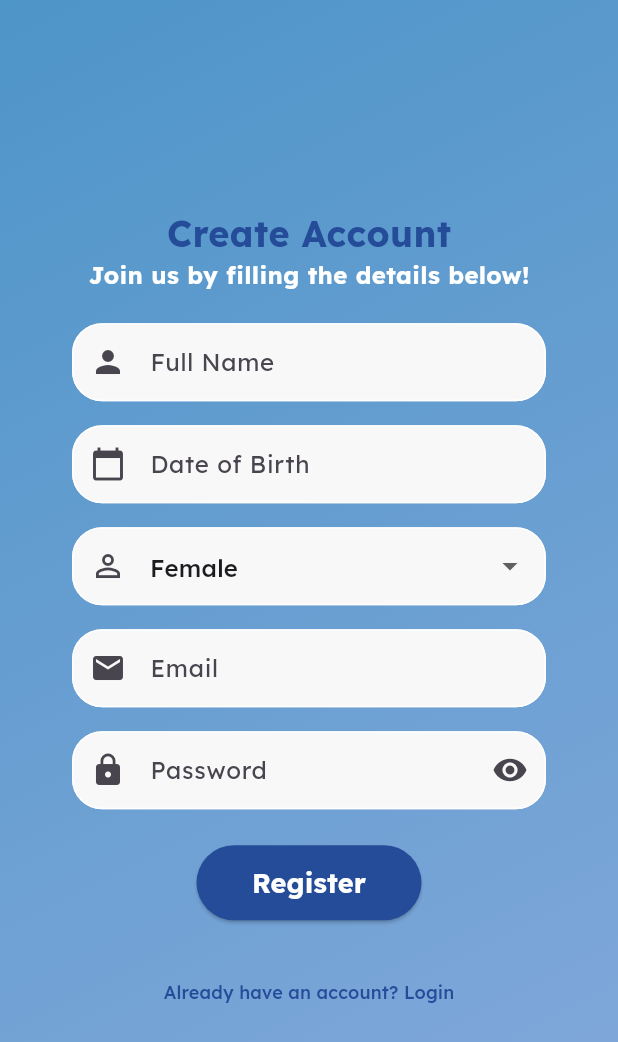
After one commit to HAMNAHADNAN/MindConnect, a Flutter app: the screen it shows after launch, after a tap on "Don't have an account? Register", on a phone screen of 412 x 824 dp. The commit adds this screen. Shown: the top 1042 px of the screen. Run offline on Flutter 3.47's test engine with Material 3 defaults, Android fonts, the light colour scheme and no system bars; our stand-ins replace firebase_core, firebase_database, google_fonts; accounts and stored records are empty.

Commit message:
Added splashscreen, login, signin, fontstyle theme is also added

```diff
--- a/lib/main.dart
+++ b/lib/main.dart
@@ -1,25 +1,34 @@
 import 'package:firebase_core/firebase_core.dart';
 import 'package:flutter/foundation.dart';
 import 'package:flutter/material.dart';
+import 'package:google_fonts/google_fonts.dart';
+
 import 'screens/mood_tracker/mood_tracker.dart';
+import 'screens/auth/splash_screen.dart';
+import 'screens/auth/login_screen.dart';
+import 'screens/auth/register_screen.dart';
 import 'constants/app_colors.dart';
-
 
 void main() async {
   WidgetsFlutterBinding.ensureInitialized();
-  if(kIsWeb){
-  await Firebase.initializeApp(options: FirebaseOptions( apiKey: "AIzaSyDB-id4TH6iyiGXYcXNzG0voBlJjSmkxoc",
-      authDomain: "mindconnect-32f08.firebaseapp.com",
-      projectId: "mindconnect-32f08",
-      storageBucket: "mindconnect-32f08.firebasestorage.app",
-      messagingSenderId: "290416442896",
-      appId: "1:290416442896:web:7f4570357bdd7d4a6f5495",
-      measurementId: "G-DZ5J5VYQR3",
-    databaseURL: "https://mindconnect-32f08-default-rtdb.firebaseio.com"
-  )); }
-  else {
-    await  Firebase.initializeApp();// Initialize Firebase
+
+  if (kIsWeb) {
+    await Firebase.initializeApp(
+      options: FirebaseOptions(
+        apiKey: "AIzaSyDB-id4TH6iyiGXYcXNzG0voBlJjSmkxoc",
+        authDomain: "mindconnect-32f08.firebaseapp.com",
+        projectId: "mindconnect-32f08",
+        storageBucket: "mindconnect-32f08.appspot.com",
+        messagingSenderId: "290416442896",
+        appId: "1:290416442896:web:7f4570357bdd7d4a6f5495",
+        measurementId: "G-DZ5J5VYQR3",
+        databaseURL: "https://mindconnect-32f08-default-rtdb.firebaseio.com",
+      ),
+    );
+  } else {
+    await Firebase.initializeApp();
   }
+
   runApp(MyApp());
 }
 
@@ -30,6 +39,7 @@ class MyApp extends StatelessWidget {
       title: 'Mental Health App',
       debugShowCheckedModeBanner: false,
       theme: ThemeData(
+        textTheme: GoogleFonts.lexendTextTheme(),
         scaffoldBackgroundColor: AppColor.background,
         primaryColor: AppColor.primary,
         appBarTheme: AppBarTheme(
@@ -41,7 +51,8 @@ class MyApp extends StatelessWidget {
           style: ElevatedButton.styleFrom(
             backgroundColor: AppColor.primary,
             foregroundColor: Colors.white,
-            shape: RoundedRectangleBorder(borderRadius: BorderRadius.circular(12)),
+            shape:
+                RoundedRectangleBorder(borderRadius: BorderRadius.circular(12)),
             padding: EdgeInsets.symmetric(horizontal: 24, vertical: 12),
           ),
         ),
@@ -54,7 +65,13 @@ class MyApp extends StatelessWidget {
           ),
         ),
       ),
-      home: MoodTrackerPage(),
+      initialRoute: '/',
+      routes: {
+        '/': (context) => SplashScreen(),
+        '/login': (context) => LoginPage(),
+        '/register':(context) => RegisterPage(), // Add Login Route
+        '/home': (context) => MoodTrackerPage(), // or your main screen
+      },
     );
   }
 }
--- /dev/null
+++ b/lib/screens/auth/login_screen.dart
@@ -0,0 +1,191 @@
+import 'package:firebase_database/firebase_database.dart';
+import 'package:flutter/material.dart';
+import 'package:google_fonts/google_fonts.dart';
+
+class LoginPage extends StatefulWidget {
+  @override
+  _LoginPageState createState() => _LoginPageState();
+}
+
+class _LoginPageState extends State<LoginPage> {
+  final DatabaseReference _dbRef = FirebaseDatabase.instance.ref();
+  final _emailController = TextEditingController();
+  final _passwordController = TextEditingController();
+  bool _isLoading = false;
+  bool _obscurePassword = true;
+
+  Future<void> _login() async {
+    setState(() {
+      _isLoading = true;
+    });
+
+    String email = _emailController.text.trim();
+    String password = _passwordController.text.trim();
+
+    try {
+      DatabaseReference usersRef = _dbRef.child('users');
+      DataSnapshot snapshot = await usersRef.get();
+
+      if (snapshot.exists) {
+        Map<dynamic, dynamic> users = snapshot.value as Map<dynamic, dynamic>;
+        bool isValid = false;
+
+        users.forEach((key, value) {
+          if (value['email'] == email && value['password'] == password) {
+            isValid = true;
+          }
+        });
+
+        if (isValid) {
+          Navigator.pushReplacementNamed(context, '/home');
+        } else {
+          ScaffoldMessenger.of(context).showSnackBar(
+            SnackBar(content: Text('Invalid email or password')),
+          );
+        }
+      } else {
+        ScaffoldMessenger.of(context).showSnackBar(
+          SnackBar(content: Text('No users found')),
+        );
+      }
+    } catch (error) {
+      print('Error: $error');
+      ScaffoldMessenger.of(context).showSnackBar(
+        SnackBar(content: Text('Something went wrong, try again')),
+      );
+    }
+
+    setState(() {
+      _isLoading = false;
+    });
+  }
+
+  @override
+  Widget build(BuildContext context) {
+    return Scaffold(
+      body: Container(
+        decoration: const BoxDecoration(
+          gradient: LinearGradient(
+            colors: [Color.fromARGB(255, 78, 149, 200), Color.fromARGB(255, 133, 169, 220)],
+            begin: Alignment.topLeft,
+            end: Alignment.bottomRight,
+          ),
+        ),
+        child: Center(
+          child: SingleChildScrollView(
+            padding: const EdgeInsets.symmetric(horizontal: 24),
+
+              child: Padding(
+                padding: const EdgeInsets.all(24.0),
+                child: Column(
+                  mainAxisSize: MainAxisSize.min,
+                  children: [
+                    Text(
+                      'Welcome!',
+                      style: GoogleFonts.lexend(
+                        fontSize: 24,
+                        fontWeight: FontWeight.bold,
+                        color: const Color(0xFF244C98),
+
+                      ),
+                    ),
+                    Text(
+                      'Glad to see you here',
+                      style: GoogleFonts.lexend(
+                        fontSize: 16,
+                        fontWeight: FontWeight.bold,
+                        color: const Color.fromARGB(255, 255, 255, 255),
+                      ),
+                    ),
+                    SizedBox(height: 20),
+                    TextField(
+                      controller: _emailController,
+                      decoration: InputDecoration(
+                        hintText: 'Email',
+                        prefixIcon: Icon(Icons.email),
+                        isDense: true,
+                        contentPadding: EdgeInsets.symmetric(vertical: 14, horizontal: 18),
+                        enabledBorder: OutlineInputBorder(
+                          borderRadius: BorderRadius.circular(20),
+                          borderSide: BorderSide(color: Colors.white),
+                        ),
+                        focusedBorder: OutlineInputBorder(
+                          borderRadius: BorderRadius.circular(20),
+                          borderSide: BorderSide(color: Colors.blueAccent, width: 2),
+                        ),
+                      ),
+
+                    ),
+                    SizedBox(height: 16),
+                    TextField(
+                      controller: _passwordController,
+                      obscureText: _obscurePassword,
+                      decoration: InputDecoration(
+                        hintText: 'Password',
+                        prefixIcon: Icon(Icons.lock),
+                        suffixIcon: IconButton(
+                          icon: Icon(
+                            _obscurePassword ? Icons.visibility : Icons.visibility_off,
+                          ),
+                          onPressed: () {
+                            setState(() {
+                              _obscurePassword = !_obscurePassword;
+                            });
+                          },
+                        ),
+                        isDense: true,
+                        contentPadding: EdgeInsets.symmetric(vertical: 14, horizontal: 18),
+                        border: OutlineInputBorder(
+                          borderRadius: BorderRadius.circular(20),
+                        ),
+                        enabledBorder: OutlineInputBorder(
+                          borderRadius: BorderRadius.circular(20),
+                          borderSide: BorderSide(color: Colors.white),
+                        ),
+                        focusedBorder: OutlineInputBorder(
+                          borderRadius: BorderRadius.circular(20),
+                          borderSide: BorderSide(color: Colors.blueAccent, width: 2),
+                        ),
+                      ),
+                    ),
+                    SizedBox(height: 24),
+                    _isLoading
+                        ? CircularProgressIndicator()
+                    : SizedBox(
+                            width: 150,
+                            height: 50,
+                            child: ElevatedButton(
+                              onPressed: _login,
+                              child: Text('Login', style: GoogleFonts.lexend(
+                                fontSize: 18,
+                                fontWeight: FontWeight.bold,
+                                color: const Color.fromARGB(255, 255, 255, 255),
+                              ),),
+                              style: ElevatedButton.styleFrom(
+                                backgroundColor: const Color(0xFF244C98),
+                                shape: RoundedRectangleBorder(
+                                  borderRadius: BorderRadius.circular(25),
+                                ),
+                              ),
+                            ),
+                          ),
+                    SizedBox(height: 24),
+                    TextButton(
+                      onPressed: () {
+                        Navigator.pushNamed(context, '/register');
+                      },
+                      child: Text(
+                        "Don't have an account? Register",
+                        style: GoogleFonts.lexend(color: const Color(0xFF244C98), fontSize: 12),
+                      ),
+                    ),
+                  ],
+                ),
+              ),
+            ),
+          ),
+
+      ),
+    );
+  }
+}
--- /dev/null
+++ b/lib/screens/auth/register_screen.dart
@@ -0,0 +1,352 @@
+import 'dart:math';
+import 'package:firebase_database/firebase_database.dart';
+import 'package:flutter/material.dart';
+import 'package:google_fonts/google_fonts.dart';
+
+class RegisterPage extends StatefulWidget {
+  @override
+  _RegisterPageState createState() => _RegisterPageState();
+}
+
+class _RegisterPageState extends State<RegisterPage> with TickerProviderStateMixin {
+  final DatabaseReference _dbRef = FirebaseDatabase.instance.ref();
+  final _nameController = TextEditingController();
+  final _dobController = TextEditingController();
+  final _emailController = TextEditingController();
+  final _passwordController = TextEditingController();
+  String _selectedGender = 'Female';
+  bool _isLoading = false;
+  bool _obscurePassword = true;
+
+  String? _emailError;
+  String? _passwordError;
+
+  late AnimationController _emailShakeController;
+  late AnimationController _passwordShakeController;
+  late Animation<double> _emailOffsetAnimation;
+  late Animation<double> _passwordOffsetAnimation;
+
+  @override
+  void initState() {
+    super.initState();
+    _emailShakeController = AnimationController(vsync: this, duration: Duration(milliseconds: 300));
+    _passwordShakeController = AnimationController(vsync: this, duration: Duration(milliseconds: 300));
+
+    _emailOffsetAnimation = Tween<double>(begin: 0, end: 10).chain(CurveTween(curve: Curves.elasticIn)).animate(_emailShakeController);
+    _passwordOffsetAnimation = Tween<double>(begin: 0, end: 10).chain(CurveTween(curve: Curves.elasticIn)).animate(_passwordShakeController);
+  }
+
+  @override
+  void dispose() {
+    _emailShakeController.dispose();
+    _passwordShakeController.dispose();
+    super.dispose();
+  }
+
+  bool isEmailValid(String email) {
+    return RegExp(r'^[\w-\.]+@([\w-]+\.)+[\w]{2,4}$').hasMatch(email);
+  }
+
+  bool isPasswordStrong(String password) {
+    return RegExp(r'^(?=.*[a-z])(?=.*[A-Z])(?=.*\d).{6,}$').hasMatch(password);
+  }
+
+  Future<void> _register() async {
+    setState(() {
+      _emailError = null;
+      _passwordError = null;
+    });
+
+    String name = _nameController.text.trim();
+    String dob = _dobController.text.trim();
+    String email = _emailController.text.trim();
+    String password = _passwordController.text.trim();
+    String gender = _selectedGender;
+
+    if (name.isEmpty || dob.isEmpty || email.isEmpty || password.isEmpty || gender.isEmpty) {
+      ScaffoldMessenger.of(context).showSnackBar(
+        SnackBar(content: Text('Please fill in all fields')),
+      );
+      return;
+    }
+
+    bool valid = true;
+
+    if (!isEmailValid(email)) {
+      _emailError = "Enter a valid email address";
+      _emailShakeController.forward(from: 0);
+      valid = false;
+    }
+
+    if (!isPasswordStrong(password)) {
+      _passwordError = "Password must have upper, lower, number, and 6+ characters";
+      _passwordShakeController.forward(from: 0);
+      valid = false;
+    }
+
+    if (!valid) {
+      setState(() {});
+      return;
+    }
+
+    setState(() {
+      _isLoading = true;
+    });
+
+    try {
+      DatabaseReference usersRef = _dbRef.child('users');
+      DataSnapshot snapshot = await usersRef.get();
+
+      bool emailExists = false;
+      if (snapshot.exists) {
+        Map<dynamic, dynamic> users = snapshot.value as Map<dynamic, dynamic>;
+        users.forEach((key, value) {
+          if (value['email'] == email) {
+            emailExists = true;
+          }
+        });
+      }
+
+      if (emailExists) {
+        ScaffoldMessenger.of(context).showSnackBar(
+          SnackBar(content: Text('Email already registered')),
+        );
+      } else {
+        await usersRef.push().set({
+          'name': name,
+          'dob': dob,
+          'gender': gender,
+          'email': email,
+          'password': password,
+        });
+
+        ScaffoldMessenger.of(context).showSnackBar(
+          SnackBar(content: Text('Registration successful')),
+        );
+
+        Navigator.pushReplacementNamed(context, '/login');
+      }
+    } catch (error) {
+      print('Registration Error: $error');
+      ScaffoldMessenger.of(context).showSnackBar(
+        SnackBar(content: Text('Something went wrong')),
+      );
+    }
+
+    setState(() {
+      _isLoading = false;
+    });
+  }
+
+  Future<void> _selectDOB(BuildContext context) async {
+    DateTime? picked = await showDatePicker(
+      context: context,
+      initialDate: DateTime(2000),
+      firstDate: DateTime(1950),
+      lastDate: DateTime(2015),
+    );
+    if (picked != null) {
+      setState(() {
+        _dobController.text = "${picked.day}/${picked.month}/${picked.year}";
+      });
+    }
+  }
+
+  @override
+  Widget build(BuildContext context) {
+    return Scaffold(
+      body: Container(
+        decoration: const BoxDecoration(
+          gradient: LinearGradient(
+            colors: [Color.fromARGB(255, 78, 149, 200), Color.fromARGB(255, 133, 169, 220)],
+            begin: Alignment.topLeft,
+            end: Alignment.bottomRight,
+          ),
+        ),
+        child: Center(
+          child: SingleChildScrollView(
+            padding: const EdgeInsets.symmetric(horizontal: 24),
+            child: Padding(
+              padding: const EdgeInsets.all(24.0),
+              child: Column(
+                mainAxisSize: MainAxisSize.min,
+                children: [
+                  Text(
+                    'Create Account',
+                    style: GoogleFonts.lexend(
+                      fontSize: 24,
+                      fontWeight: FontWeight.bold,
+                      color: const Color(0xFF244C98),
+                    ),
+                  ),
+                  Text(
+                    'Join us by filling the details below!',
+                    style: GoogleFonts.lexend(
+                      fontSize: 16,
+                      fontWeight: FontWeight.bold,
+                      color: Colors.white,
+                    ),
+                  ),
+                  SizedBox(height: 20),
+                  _buildTextField(_nameController, 'Full Name', Icons.person),
+                  SizedBox(height: 16),
+                  GestureDetector(
+                    onTap: () => _selectDOB(context),
+                    child: AbsorbPointer(
+                      child: _buildTextField(_dobController, 'Date of Birth', Icons.calendar_today),
+                    ),
+                  ),
+                  SizedBox(height: 16),
+                  DropdownButtonFormField<String>(
+                    value: _selectedGender,
+                    items: ['Male', 'Female', 'Other']
+                        .map((gender) => DropdownMenuItem(value: gender, child: Text(gender)))
+                        .toList(),
+                    onChanged: (value) {
+                      setState(() {
+                        _selectedGender = value!;
+                      });
+                    },
+                    decoration: InputDecoration(
+                      hintText: 'Gender',
+                      prefixIcon: Icon(Icons.person_outline),
+                      contentPadding: EdgeInsets.symmetric(vertical: 14, horizontal: 18),
+                      border: OutlineInputBorder(borderRadius: BorderRadius.circular(20)),
+                      enabledBorder: OutlineInputBorder(
+                        borderRadius: BorderRadius.circular(20),
+                        borderSide: BorderSide(color: Colors.white),
+                      ),
+                      focusedBorder: OutlineInputBorder(
+                        borderRadius: BorderRadius.circular(20),
+                        borderSide: BorderSide(color: Colors.blueAccent, width: 2),
+                      ),
+                    ),
+                  ),
+                  SizedBox(height: 16),
+                  AnimatedBuilder(
+                    animation: _emailShakeController,
+                    builder: (context, child) {
+                      return Transform.translate(
+                        offset: Offset(_emailOffsetAnimation.value, 0),
+                        child: TextField(
+                          controller: _emailController,
+                          decoration: InputDecoration(
+                            hintText: 'Email',
+                            errorText: _emailError,
+                            prefixIcon: Icon(Icons.email),
+                            contentPadding: EdgeInsets.symmetric(vertical: 14, horizontal: 18),
+                            border: OutlineInputBorder(borderRadius: BorderRadius.circular(20)),
+                            enabledBorder: OutlineInputBorder(
+                              borderRadius: BorderRadius.circular(20),
+                              borderSide: BorderSide(color: _emailError != null ? Colors.red : Colors.white),
+                            ),
+                            focusedBorder: OutlineInputBorder(
+                              borderRadius: BorderRadius.circular(20),
+                              borderSide: BorderSide(color: _emailError != null ? Colors.red : Colors.blueAccent, width: 2),
+                            ),
+                          ),
+                        ),
+                      );
+                    },
+                  ),
+                  SizedBox(height: 16),
+                  AnimatedBuilder(
+                    animation: _passwordShakeController,
+                    builder: (context, child) {
+                      return Transform.translate(
+                        offset: Offset(_passwordOffsetAnimation.value, 0),
+                        child: TextField(
+                          controller: _passwordController,
+                          obscureText: _obscurePassword,
+                          decoration: InputDecoration(
+                            hintText: 'Password',
+                            errorText: _passwordError,
+                            prefixIcon: Icon(Icons.lock),
+                            suffixIcon: IconButton(
+                              icon: Icon(_obscurePassword ? Icons.visibility : Icons.visibility_off),
+                              onPressed: () {
+                                setState(() {
+                                  _obscurePassword = !_obscurePassword;
+                                });
+                              },
+                            ),
+                            contentPadding: EdgeInsets.symmetric(vertical: 14, horizontal: 18),
+                            border: OutlineInputBorder(borderRadius: BorderRadius.circular(20)),
+                            enabledBorder: OutlineInputBorder(
+                              borderRadius: BorderRadius.circular(20),
+                              borderSide: BorderSide(color: _passwordError != null ? Colors.red : Colors.white),
+                            ),
+                            focusedBorder: OutlineInputBorder(
+                              borderRadius: BorderRadius.circular(20),
+                              borderSide: BorderSide(color: _passwordError != null ? Colors.red : Colors.blueAccent, width: 2),
+                            ),
+                          ),
+                        ),
+                      );
+                    },
+                  ),
+                  SizedBox(height: 24),
+                  _isLoading
+                      ? CircularProgressIndicator()
+                      : SizedBox(
+                          width: 150,
+                          height: 50,
+                          child: ElevatedButton(
+                            onPressed: _register,
+                            child: Text(
+                              'Register',
+                              style: GoogleFonts.lexend(
+                                fontSize: 18,
+                                fontWeight: FontWeight.bold,
+                                color: Colors.white,
+                              ),
+                            ),
+                            style: ElevatedButton.styleFrom(
+                              backgroundColor: const Color(0xFF244C98),
+                              shape: RoundedRectangleBorder(
+                                borderRadius: BorderRadius.circular(25),
+                              ),
+                            ),
+                          ),
+                        ),
+                  SizedBox(height: 24),
+                  TextButton(
+                    onPressed: () {
+                      Navigator.pushReplacementNamed(context, '/login');
+                    },
+                    child: Text(
+                      'Already have an account? Login',
+                      style: GoogleFonts.lexend(
+                        color: const Color(0xFF244C98),
+                        fontSize: 12,
+                      ),
+                    ),
+                  ),
+                ],
+              ),
+            ),
+          ),
+        ),
+      ),
+    );
+  }
+
+  Widget _buildTextField(TextEditingController controller, String hint, IconData icon) {
+    return TextField(
+      controller: controller,
+      decoration: InputDecoration(
+        hintText: hint,
+        prefixIcon: Icon(icon),
+        contentPadding: EdgeInsets.symmetric(vertical: 14, horizontal: 18),
+        enabledBorder: OutlineInputBorder(
+          borderRadius: BorderRadius.circular(20),
+          borderSide: BorderSide(color: Colors.white),
+        ),
+        focusedBorder: OutlineInputBorder(
+          borderRadius: BorderRadius.circular(20),
+          borderSide: BorderSide(color: Colors.blueAccent, width: 2),
+        ),
+      ),
+    );
+  }
+}
--- /dev/null
+++ b/lib/screens/auth/splash_screen.dart
@@ -0,0 +1,81 @@
+import 'package:flutter/material.dart';
+import 'package:mental_health_app/constants/app_colors.dart';
+
+class SplashScreen extends StatefulWidget {
+  @override
+  _SplashScreenState createState() => _SplashScreenState();
+}
+
+class _SplashScreenState extends State<SplashScreen> {
+  double _scale = 0.0;
+
+  @override
+  void initState() {
+    super.initState();
+
+    // Start animation
+    Future.delayed(Duration(milliseconds: 300), () {
+      setState(() {
+        _scale = 1.0;
+      });
+    });
+
+    // Navigate after 2 seconds
+    Future.delayed(Duration(seconds: 2), () {
+      Navigator.pushReplacementNamed(context, '/login');
+    });
+  }
+
+  @override
+  Widget build(BuildContext context) {
+    return Scaffold(
+      backgroundColor:
+          AppColor.background, // Use background color from AppColor
+      body: Center(
+        child: TweenAnimationBuilder(
+          tween: Tween<double>(begin: 0.0, end: _scale),
+          duration: Duration(milliseconds: 1000),
+          curve: Curves.easeOutBack,
+          builder: (context, double scale, child) {
+            return Transform.scale(
+              scale: scale,
+              child: Opacity(
+                opacity: scale.clamp(0.0, 1.0),
+                child: Column(
+                  mainAxisAlignment: MainAxisAlignment.center,
+                  children: [
+                    Icon(
+                      Icons.self_improvement,
+                      size: 100,
+                      color:
+                          AppColor.primary, // Use primary color from AppColor
+                    ),
+                    SizedBox(height: 20),
+                    Text(
+                      'MindConnect',
+                      style: TextStyle(
+                        fontSize: 32,
+                        fontWeight: FontWeight.bold,
+                        color: AppColor.dark, // Use dark color from AppColor
+                      ),
+                    ),
+                    SizedBox(height: 10),
+                    Text(
+                      'Breathe. Reflect. Heal.',
+                      style: TextStyle(
+                        fontSize: 16,
+                        letterSpacing: 1.2,
+                        color:
+                            AppColor.primary, // Use primary color from AppColor
+                      ),
+                    ),
+                  ],
+                ),
+              ),
+            );
+          },
+        ),
+      ),
+    );
+  }
+}
```
Also changed, not shown: pubspec.yaml (+0 -21 lines).
